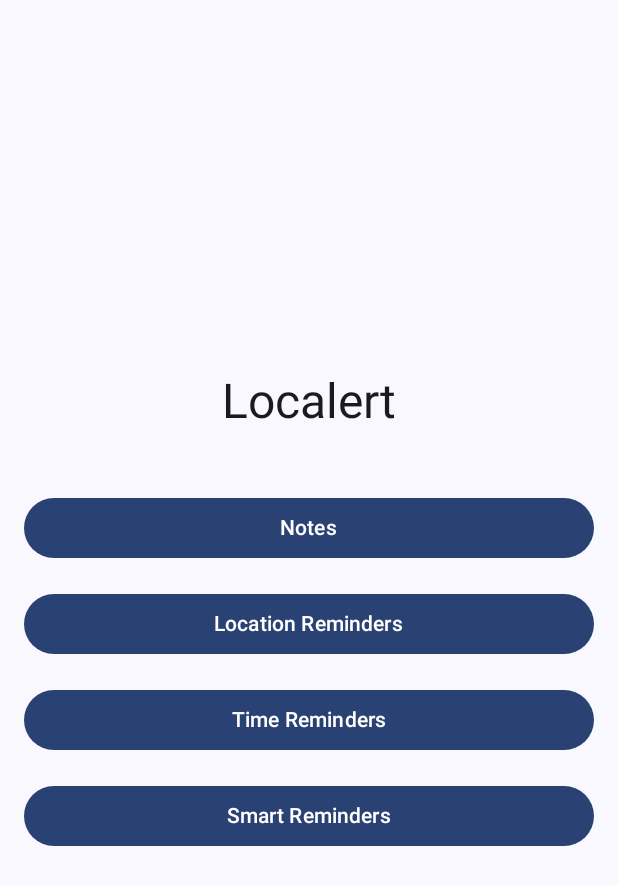
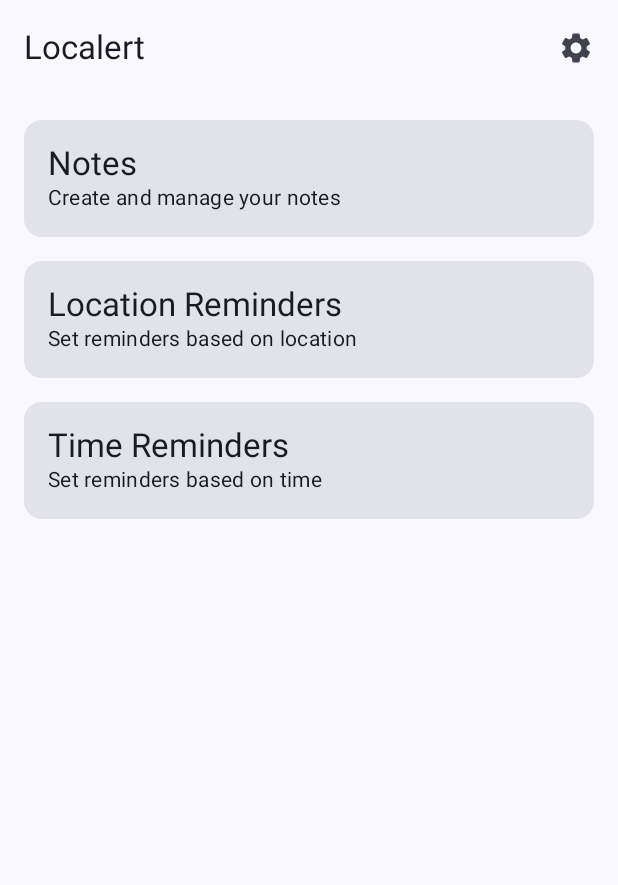
Before and after one commit to iaadlakha/Localert, an Android app built with Jetpack Compose: the screen it shows after launch (MainActivity), on a phone screen of 412 x 824 dp. Shown: the top 885 px of the screen. Run offline under Robolectric (Android 15) with nearby library versions, the phone set to English and light mode, and no system bars; our stand-ins replace Dagger/Hilt's generated code, Room's generated code.

```diff
--- a/app/src/main/java/com/example/localert_app/MainActivity.kt
+++ b/app/src/main/java/com/example/localert_app/MainActivity.kt
@@ -6,12 +6,9 @@ import androidx.activity.compose.setContent
 import androidx.compose.foundation.layout.fillMaxSize
 import androidx.compose.material3.MaterialTheme
 import androidx.compose.material3.Surface
-import androidx.compose.runtime.Composable
 import androidx.compose.ui.Modifier
-import androidx.navigation.compose.NavHost
-import androidx.navigation.compose.composable
 import androidx.navigation.compose.rememberNavController
-import com.example.localert_app.ui.screen.*
+import com.example.localert_app.ui.navigation.AppNavigation
 import com.example.localert_app.ui.theme.LocalertTheme
 import dagger.hilt.android.AndroidEntryPoint
 
@@ -25,45 +22,10 @@ class MainActivity : ComponentActivity() {
                     modifier = Modifier.fillMaxSize(),
                     color = MaterialTheme.colorScheme.background
                 ) {
-                    AppNavigation()
+                    val navController = rememberNavController()
+                    AppNavigation(navController = navController)
                 }
             }
         }
     }
 }
-
-@Composable
-fun AppNavigation() {
-    val navController = rememberNavController()
-
-    NavHost(navController = navController, startDestination = "home") {
-        composable("home") {
-            HomeScreen(
-                onNotesClick = { navController.navigate("notes") },
-                onLocationReminderClick = { navController.navigate("location_reminder") },
-                onTimeReminderClick = { navController.navigate("time_reminder") },
-                onSmartRemindersClick = { navController.navigate("smart_reminder") }
-            )
-        }
-        composable("notes") {
-            NotesScreen(
-                onBackClick = { navController.popBackStack() }
-            )
-        }
-        composable("location_reminder") {
-            LocationReminderScreen(
-                onBackClick = { navController.popBackStack() }
-            )
-        }
-        composable("time_reminder") {
-            TimeReminderScreen(
-                onBackClick = { navController.popBackStack() }
-            )
-        }
-        composable("smart_reminder") {
-            SmartReminderScreen(
-                onBackClick = { navController.popBackStack() }
-            )
-        }
-    }
-}
--- a/app/src/main/java/com/example/localert_app/ui/navigation/AppNavigation.kt
+++ b/app/src/main/java/com/example/localert_app/ui/navigation/AppNavigation.kt
@@ -1,45 +1,41 @@
 package com.example.localert_app.ui.navigation
 
 import androidx.compose.runtime.Composable
+import androidx.navigation.NavHostController
 import androidx.navigation.compose.NavHost
 import androidx.navigation.compose.composable
-import androidx.navigation.compose.rememberNavController
-import com.example.localert_app.ui.screen.HomeScreen
-import com.example.localert_app.ui.screen.LocationReminderScreen
-import com.example.localert_app.ui.screen.NotesScreen
-import com.example.localert_app.ui.screen.RemindersScreen
-import com.example.localert_app.ui.screen.TimeReminderScreen
+import com.example.localert_app.ui.screen.*
+
+sealed class Screen(val route: String) {
+    object Home : Screen("home")
+    object Notes : Screen("notes")
+    object LocationReminder : Screen("location_reminder")
+    object TimeReminder : Screen("time_reminder")
+    object Settings : Screen("settings")
+}
 
 @Composable
-fun AppNavigation(navController: androidx.navigation.NavHostController) {
-    NavHost(navController = navController, startDestination = "home") {
-        composable("home") {
+fun AppNavigation(navController: NavHostController) {
+    NavHost(navController = navController, startDestination = Screen.Home.route) {
+        composable(Screen.Home.route) {
             HomeScreen(
-                onNotesClick = { navController.navigate("notes") },
-                onLocationReminderClick = { navController.navigate("locationReminder") },
-                onTimeReminderClick = { navController.navigate("timeReminder") },
-                onSmartRemindersClick = { navController.navigate("smartReminders") }
+                onNavigateToNotes = { navController.navigate(Screen.Notes.route) },
+                onNavigateToLocationReminder = { navController.navigate(Screen.LocationReminder.route) },
+                onNavigateToTimeReminder = { navController.navigate(Screen.TimeReminder.route) },
+                onNavigateToSettings = { navController.navigate(Screen.Settings.route) }
             )
         }
-        composable("notes") {
-            NotesScreen(
-                onBackClick = { navController.popBackStack() }
-            )
+        composable(Screen.Notes.route) {
+            NotesScreen(onNavigateBack = { navController.popBackStack() })
         }
-        composable("locationReminder") {
-            LocationReminderScreen(
-                onBackClick = { navController.popBackStack() }
-            )
+        composable(Screen.LocationReminder.route) {
+            LocationReminderScreen(onNavigateBack = { navController.popBackStack() })
         }
-        composable("timeReminder") {
-            TimeReminderScreen(
-                onBackClick = { navController.popBackStack() }
-            )
+        composable(Screen.TimeReminder.route) {
+            TimeReminderScreen(onNavigateBack = { navController.popBackStack() })
         }
-        composable("smartReminders") {
-            RemindersScreen(
-                onBackClick = { navController.popBackStack() }
-            )
+        composable(Screen.Settings.route) {
+            SettingsScreen(onNavigateBack = { navController.popBackStack() })
         }
     }
 }
--- a/app/src/main/java/com/example/localert_app/ui/screen/HomeScreen.kt
+++ b/app/src/main/java/com/example/localert_app/ui/screen/HomeScreen.kt
@@ -1,6 +1,8 @@
 package com.example.localert_app.ui.screen
 
 import androidx.compose.foundation.layout.*
+import androidx.compose.material.icons.Icons
+import androidx.compose.material.icons.filled.Settings
 import androidx.compose.material3.*
 import androidx.compose.runtime.*
 import androidx.compose.ui.Alignment
@@ -9,86 +11,97 @@ import androidx.compose.ui.platform.LocalContext
 import androidx.compose.ui.unit.dp
 import android.widget.Toast
 
+@OptIn(ExperimentalMaterial3Api::class)
 @Composable
 fun HomeScreen(
-    onNotesClick: () -> Unit,
-    onLocationReminderClick: () -> Unit,
-    onTimeReminderClick: () -> Unit,
-    onSmartRemindersClick: () -> Unit
+    onNavigateToNotes: () -> Unit,
+    onNavigateToLocationReminder: () -> Unit,
+    onNavigateToTimeReminder: () -> Unit,
+    onNavigateToSettings: () -> Unit
 ) {
     val context = LocalContext.current
 
+    Scaffold(
+        topBar = {
+            TopAppBar(
+                title = { Text("Localert") },
+                actions = {
+                    IconButton(onClick = onNavigateToSettings) {
+                        Icon(Icons.Default.Settings, contentDescription = "Settings")
+                    }
+                }
+            )
+        }
+    ) { padding ->
     Column(
         modifier = Modifier
             .fillMaxSize()
+                .padding(padding)
             .padding(16.dp),
-        horizontalAlignment = Alignment.CenterHorizontally,
-        verticalArrangement = Arrangement.Center
-    ) {
-        Text(
-            text = "Localert",
-            style = MaterialTheme.typography.headlineLarge,
-            modifier = Modifier.padding(bottom = 32.dp)
-        )
-
-        Button(
-            onClick = {
-                try {
-                    onNotesClick()
-                } catch (e: Exception) {
-                    Toast.makeText(context, "Error opening Notes: ${e.message}", Toast.LENGTH_LONG).show()
-                }
-            },
+            verticalArrangement = Arrangement.spacedBy(16.dp)
+        ) {
+            // Notes Card
+            Card(
+                modifier = Modifier.fillMaxWidth(),
+                onClick = onNavigateToNotes
+            ) {
+                Column(
             modifier = Modifier
                 .fillMaxWidth()
-                .padding(vertical = 8.dp)
+                        .padding(16.dp)
         ) {
-            Text("Notes")
-        }
+                    Text(
+                        text = "Notes",
+                        style = MaterialTheme.typography.titleLarge
+                    )
+                    Text(
+                        text = "Create and manage your notes",
+                        style = MaterialTheme.typography.bodyMedium
+                    )
+                }
+            }
 
-        Button(
-            onClick = {
-                try {
-                    onLocationReminderClick()
-                } catch (e: Exception) {
-                    Toast.makeText(context, "Error opening Location Reminders: ${e.message}", Toast.LENGTH_LONG).show()
-                }
-            },
+            // Location Reminder Card
+            Card(
+                modifier = Modifier.fillMaxWidth(),
+                onClick = onNavigateToLocationReminder
+            ) {
+                Column(
             modifier = Modifier
                 .fillMaxWidth()
-                .padding(vertical = 8.dp)
+                        .padding(16.dp)
         ) {
-            Text("Location Reminders")
-        }
+                    Text(
+                        text = "Location Reminders",
+                        style = MaterialTheme.typography.titleLarge
+                    )
+                    Text(
+                        text = "Set reminders based on location",
+                        style = MaterialTheme.typography.bodyMedium
+                    )
+                }
+            }
 
-        Button(
-            onClick = {
-                try {
-                    onTimeReminderClick()
-                } catch (e: Exception) {
-                    Toast.makeText(context, "Error opening Time Reminders: ${e.message}", Toast.LENGTH_LONG).show()
-                }
-            },
+            // Time Reminder Card
+            Card(
+                modifier = Modifier.fillMaxWidth(),
+                onClick = onNavigateToTimeReminder
+            ) {
+                Column(
             modifier = Modifier
                 .fillMaxWidth()
-                .padding(vertical = 8.dp)
+                        .padding(16.dp)
         ) {
-            Text("Time Reminders")
-        }
-
-        Button(
-            onClick = {
-                try {
-                    onSmartRemindersClick()
-                } catch (e: Exception) {
-                    Toast.makeText(context, "Error opening Smart Reminders: ${e.message}", Toast.LENGTH_LONG).show()
+                    Text(
+                        text = "Time Reminders",
+                        style = MaterialTheme.typography.titleLarge
+                    )
+                    Text(
+                        text = "Set reminders based on time",
+                        style = MaterialTheme.typography.bodyMedium
+                    )
                 }
-            },
-            modifier = Modifier
-                .fillMaxWidth()
-                .padding(vertical = 8.dp)
-        ) {
-            Text("Smart Reminders")
+            }
         }
     }
 }
--- a/app/src/main/java/com/example/localert_app/ui/screen/LocationReminderScreen.kt
+++ b/app/src/main/java/com/example/localert_app/ui/screen/LocationReminderScreen.kt
@@ -30,7 +30,7 @@ import com.google.maps.android.compose.*
 @OptIn(ExperimentalMaterial3Api::class)
 @Composable
 fun LocationReminderScreen(
-    onBackClick: () -> Unit,
+    onNavigateBack: () -> Unit,
     viewModel: ReminderViewModel = hiltViewModel()
 ) {
     var showAddReminderDialog by remember { mutableStateOf(false) }
@@ -55,7 +55,7 @@ fun LocationReminderScreen(
             TopAppBar(
                 title = { Text("Location Reminders") },
                 navigationIcon = {
-                    IconButton(onClick = onBackClick) {
+                    IconButton(onClick = onNavigateBack) {
                         Icon(Icons.AutoMirrored.Filled.ArrowBack, contentDescription = "Back")
                     }
                 },
--- a/app/src/main/java/com/example/localert_app/ui/screen/NotesScreen.kt
+++ b/app/src/main/java/com/example/localert_app/ui/screen/NotesScreen.kt
@@ -21,7 +21,7 @@ import java.util.*
 @OptIn(ExperimentalMaterial3Api::class)
 @Composable
 fun NotesScreen(
-    onBackClick: () -> Unit,
+    onNavigateBack: () -> Unit,
     viewModel: NoteViewModel = hiltViewModel()
 ) {
     var showAddNoteDialog by remember { mutableStateOf(false) }
@@ -33,7 +33,7 @@ fun NotesScreen(
             TopAppBar(
                 title = { Text("Notes") },
                 navigationIcon = {
-                    IconButton(onClick = onBackClick) {
+                    IconButton(onClick = onNavigateBack) {
                         Icon(Icons.AutoMirrored.Filled.ArrowBack, contentDescription = "Back")
                     }
                 },
--- a/app/src/main/java/com/example/localert_app/ui/viewmodel/ReminderViewModel.kt
+++ b/app/src/main/java/com/example/localert_app/ui/viewmodel/ReminderViewModel.kt
@@ -38,8 +38,8 @@ class ReminderViewModel @Inject constructor(
                 }
                 .collect { remindersList ->
                     Log.d("ReminderViewModel", "Loaded ${remindersList.size} reminders")
-                    _reminders.value = remindersList
-                }
+                _reminders.value = remindersList
+            }
         }
     }
 
```
Also changed, not shown: app/src/main/java/com/example/localert_app/di/ServiceModule.kt (+9 -0 lines), app/src/main/java/com/example/localert_app/service/AlarmService.kt (+15 -0 lines), app/src/main/java/com/example/localert_app/service/GeofenceService.kt (+46 -48 lines), app/src/main/java/com/example/localert_app/ui/screen/SettingsScreen.kt (added, +100 -0 lines), app/src/main/java/com/example/localert_app/ui/screen/TimeReminderScreen.kt (+4 -4 lines), app/src/main/java/com/example/localert_app/ui/viewmodel/SettingsViewModel.kt (added, +55 -0 lines). Lines whose indentation alone changed are shown as unchanged.
